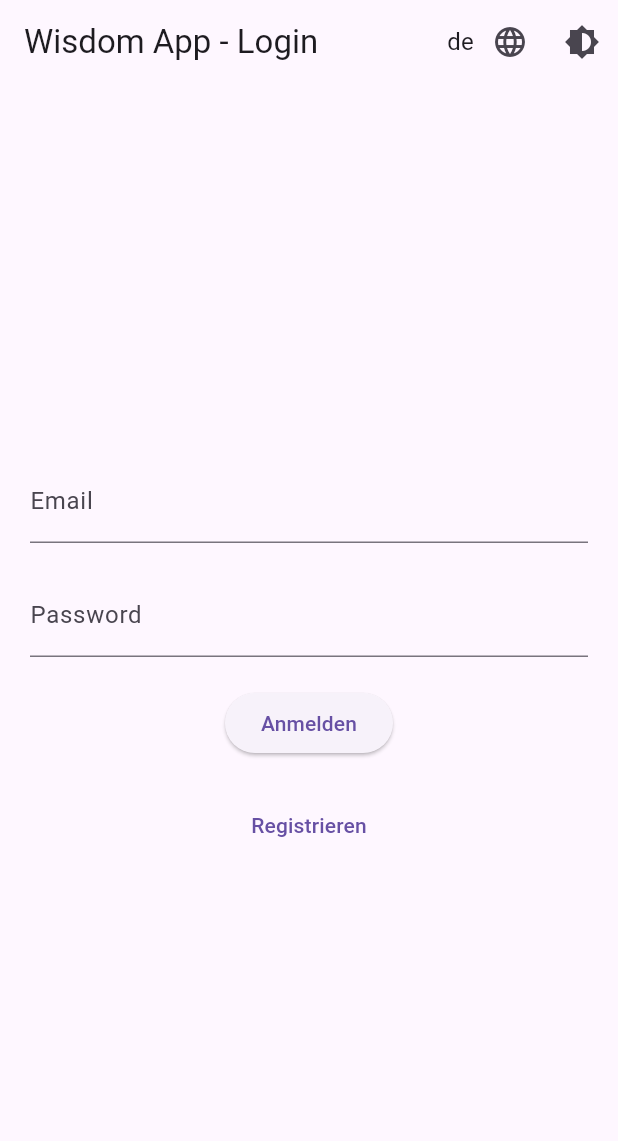
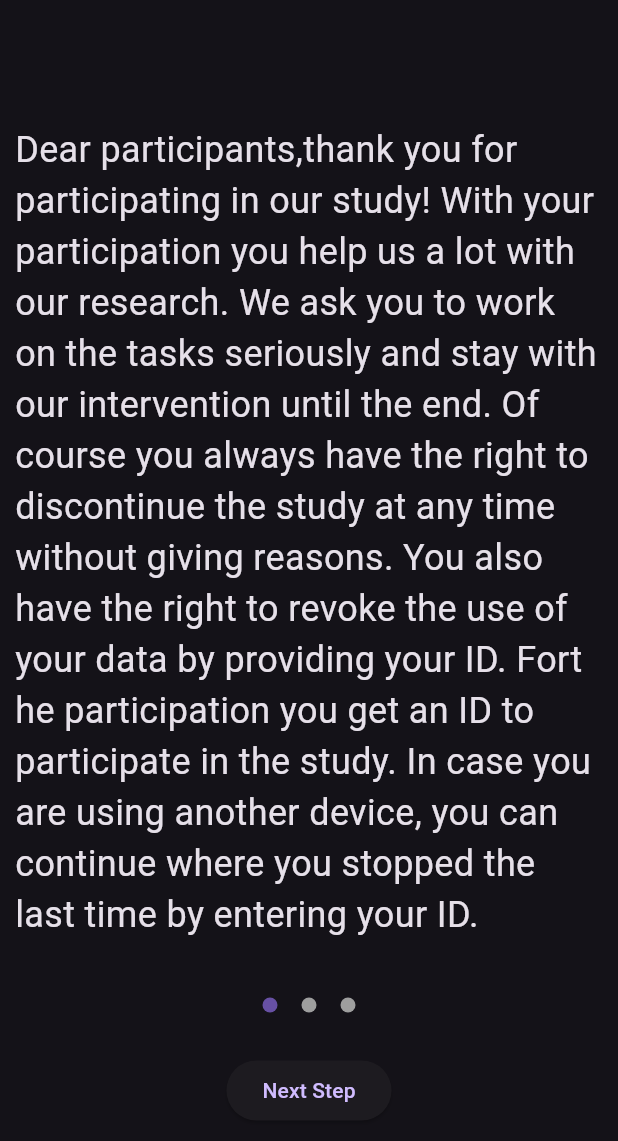
Before and after one commit to Medhatt12/wisdom_app, a Flutter app: the screen it shows after launch, on a phone screen of 412 x 824 dp. Shown: the top 1141 px of the screen. Run offline on Flutter 3.47's test engine with Material 3 defaults, Android fonts, the phone set to English and light mode, and no system bars; our stand-ins replace cloud_firestore, firebase_auth, firebase_core, flutter_colorpicker; accounts and stored records are empty; generated files the repository leaves out were written again.

Commit message:
new version

```diff
--- a/lib/controllers/theme_provider.dart
+++ b/lib/controllers/theme_provider.dart
@@ -1,7 +1,7 @@
 import 'package:flutter/material.dart';
 
 class ThemeProvider with ChangeNotifier {
-  ThemeData _themeData = ThemeData.light();
+  ThemeData _themeData = ThemeData.dark();
 
   ThemeData get themeData => _themeData;
 
--- a/lib/main.dart
+++ b/lib/main.dart
@@ -5,7 +5,6 @@ import 'package:provider/provider.dart';
 import 'package:wisdom_app/controllers/language_provider.dart';
 import 'package:wisdom_app/controllers/questionnaire_controller.dart';
 import 'package:wisdom_app/controllers/theme_provider.dart';
-import 'package:wisdom_app/l10n/l10n.dart';
 import 'package:wisdom_app/services/auth_service.dart';
 import 'package:wisdom_app/views/avatar_customization_screen.dart';
 import 'package:wisdom_app/views/caterpillar_game_screen.dart';
@@ -13,6 +12,7 @@ import 'package:wisdom_app/views/home_screen.dart';
 import 'package:wisdom_app/views/login_screen.dart';
 import 'package:wisdom_app/views/settings_screen.dart'; // Import SettingsScreen
 import 'package:flutter_localizations/flutter_localizations.dart';
+import 'package:wisdom_app/views/splash_screen.dart';
 import 'firebase_options.dart';
 import 'package:flutter_gen/gen_l10n/app_localizations.dart';
 
@@ -46,8 +46,9 @@ class MyApp extends StatelessWidget {
     return Consumer<ThemeProvider>(
       builder: (context, themeProvider, _) {
         return MaterialApp(
-          initialRoute: '/login',
+          initialRoute: '',
           routes: {
+            '': (context) => SplashScreen(),
             '/login': (context) => LoginPage(),
             '/home': (context) => MainScreen(),
             '/avatar': (context) => AvatarCustomizationScreen(),
--- /dev/null
+++ b/lib/services/app_router.dart
@@ -0,0 +1,25 @@
+import 'package:flutter/material.dart';
+import 'package:wisdom_app/views/avatar_customization_screen.dart';
+import 'package:wisdom_app/views/caterpillar_game_screen.dart';
+import 'package:wisdom_app/views/home_screen.dart';
+import 'package:wisdom_app/views/login_screen.dart';
+import 'package:wisdom_app/views/settings_screen.dart';
+
+class AppRouter {
+  static Route<dynamic> generateRoute(RouteSettings settings) {
+    switch (settings.name) {
+      case '/':
+        return MaterialPageRoute(builder: (_) => HomeScreen());
+      case '/login':
+        return MaterialPageRoute(builder: (_) => LoginPage());
+      case '/avatar':
+        return MaterialPageRoute(builder: (_) => AvatarCustomizationScreen());
+      case '/caterpillar':
+        return MaterialPageRoute(builder: (_) => CaterpillarGameScreen());
+      case '/settings':
+        return MaterialPageRoute(builder: (_) => SettingsScreen());
+      default:
+        return MaterialPageRoute(builder: (_) => Scaffold());
+    }
+  }
+}
--- a/lib/services/auth_service.dart
+++ b/lib/services/auth_service.dart
@@ -5,11 +5,11 @@ class AuthService {
   final FirebaseAuth _auth = FirebaseAuth.instance;
   final FirebaseFirestore _firestore = FirebaseFirestore.instance;
 
-  // Sign in with email and password
   Future<User?> signInWithEmailAndPassword(
       String email, String password) async {
     try {
-      UserCredential userCredential = await _auth.signInWithEmailAndPassword(
+      final UserCredential userCredential =
+          await _auth.signInWithEmailAndPassword(
         email: email,
         password: password,
       );
@@ -23,7 +23,7 @@ class AuthService {
   Future<User?> registerWithEmailAndPassword(
       String email, String password) async {
     try {
-      UserCredential userCredential =
+      final UserCredential userCredential =
           await _auth.createUserWithEmailAndPassword(
         email: email,
         password: password,
--- /dev/null
+++ b/lib/views/splash_screen.dart
@@ -0,0 +1,71 @@
+import 'package:flutter/material.dart';
+
+class SplashScreen extends StatefulWidget {
+  @override
+  _SplashScreenState createState() => _SplashScreenState();
+}
+
+class _SplashScreenState extends State<SplashScreen> {
+  int _currentStep = 0; // Track the current step of onboarding
+
+  @override
+  Widget build(BuildContext context) {
+    return Scaffold(
+      body: Center(
+        child: Column(
+          mainAxisAlignment: MainAxisAlignment.center,
+          children: [
+            Padding(
+              padding: const EdgeInsets.all(10.0),
+              child: Text(
+                _currentStep == 0
+                    ? 'Dear participants,thank you for participating in our study! With your participation you help us a lot with our research. We ask you to work on the tasks seriously and stay with our intervention until the end. Of course you always have the right to discontinue the study at any time without giving reasons. You also have the right to revoke the use of your data by providing your ID. Fort he participation you get an ID to participate in the study. In case you are using another device, you can continue where you stopped the last time by entering your ID.'
+                    : _currentStep == 1
+                        ? 'You decided to go on a journey where you get a small task daily in which you deal with the relationship of a close person in your life. It must be the same person for all seven tasks. You work on the task by yourself, the other person is not obligated to take part on the study as well. However we would be glad if the other person will also take part on this study.'
+                        : 'If your close person also takes part on the intervention, please let us know. Please enter the ID of the other person. You can also add the ID later.',
+                style: TextStyle(fontSize: 24),
+              ),
+            ),
+            SizedBox(height: 20),
+            Row(
+              mainAxisAlignment: MainAxisAlignment.center,
+              children: [
+                for (int i = 0; i < 3; i++)
+                  Padding(
+                    padding: const EdgeInsets.all(8.0),
+                    child: _buildDot(i),
+                  ),
+              ],
+            ),
+            SizedBox(height: 20),
+            ElevatedButton(
+              onPressed: () {
+                // Navigate to next onboarding step or login screen based on current step
+                if (_currentStep < 2) {
+                  setState(() {
+                    _currentStep++;
+                  });
+                } else {
+                  Navigator.pushReplacementNamed(context, '/login');
+                }
+              },
+              child:
+                  Text(_currentStep < 2 ? 'Next Step' : 'Go to Login Screen'),
+            ),
+          ],
+        ),
+      ),
+    );
+  }
+
+  Widget _buildDot(int index) {
+    return Container(
+      width: 10,
+      height: 10,
+      decoration: BoxDecoration(
+        shape: BoxShape.circle,
+        color: _currentStep == index ? ThemeData().primaryColor : Colors.grey,
+      ),
+    );
+  }
+}
```
Also changed, not shown: lib/controllers/tab_navigation.dart (added, +57 -0 lines), lib/views/questionnaire_screen.dart (+32 -2 lines), lib/firebase_options.dart.
